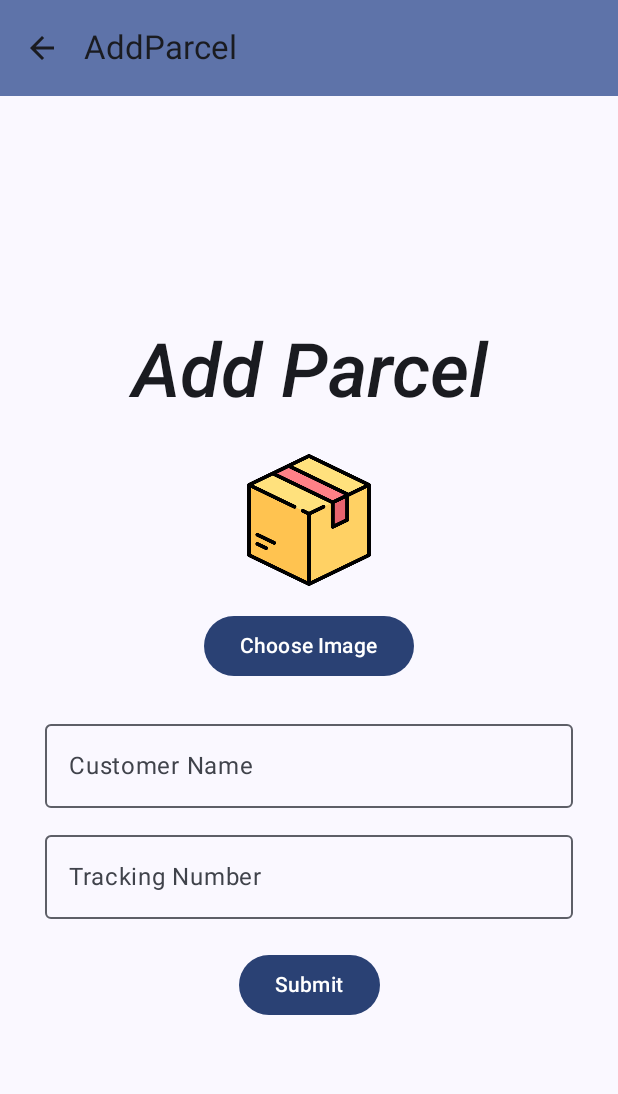
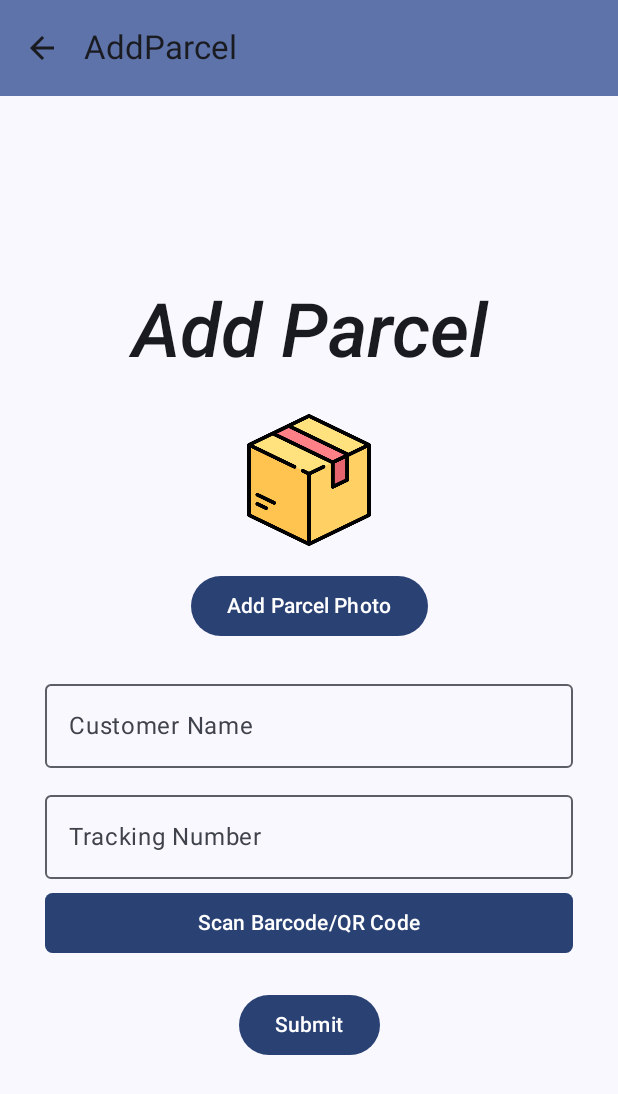
Before and after one commit to Nearon1884/Parcel-Tracker-App, an Android app built with Jetpack Compose: the AdminPage screen opened through its navigation route, after a tap on "Add Parcel", on a phone screen of 412 x 824 dp. Shown: the top 1094 px of the screen. Run offline under Robolectric (Android 15) with nearby library versions, the phone set to English and light mode, and no system bars; our stand-ins replace Room's generated code, livedata-compose.

Commit message:
Added Barcode Scanner Button and Edit Parcel Button

```diff
--- a/app/src/main/java/com/example/kpzparcel/ui/AddParcel.kt
+++ b/app/src/main/java/com/example/kpzparcel/ui/AddParcel.kt
@@ -9,6 +9,7 @@ import androidx.activity.compose.rememberLauncherForActivityResult
 import androidx.activity.result.contract.ActivityResultContracts
 import androidx.compose.foundation.Image
 import androidx.compose.foundation.layout.*
+import androidx.compose.foundation.shape.RoundedCornerShape
 import androidx.compose.material3.*
 import androidx.compose.runtime.*
 import androidx.compose.ui.Alignment
@@ -29,6 +30,7 @@ import com.example.kpzparcel.R
 import com.example.kpzparcel.viewmodel.ParcelViewModel
 import com.example.kpzparcel.data.Parcel
 import androidx.lifecycle.viewmodel.compose.viewModel
+import com.example.kpzparcel.ui.theme.KPZParcelTheme
 import java.io.ByteArrayOutputStream
 import java.util.Date
 
@@ -104,10 +106,11 @@ fun AddParcelForm(viewModel: ParcelViewModel = viewModel()) {
                 onClick = { imagePickerLauncher.launch("image/*") },
                 modifier = Modifier.align(Alignment.CenterHorizontally)
             ) {
-                Text("Choose Image")
+                Text("Add Parcel Photo")
             }
 
             Spacer(modifier = Modifier.height(20.dp))
+
             OutlinedTextField(
                 value = customerName,
                 onValueChange = { customerName = it },
@@ -121,6 +124,16 @@ fun AddParcelForm(viewModel: ParcelViewModel = viewModel()) {
                 label = { Text("Tracking Number") },
                 modifier = Modifier.fillMaxWidth()
             )
+
+            Spacer(modifier = Modifier.height(5.dp))
+
+            Button(
+                onClick = {}, /*TODO*/
+                shape = RoundedCornerShape(5.dp),
+                modifier = Modifier.align(Alignment.CenterHorizontally).fillMaxWidth()
+            ) {
+                Text("Scan Barcode/QR Code")
+            }
 
             if (errorMessage.isNotEmpty()) {
                 Text(
@@ -161,3 +174,11 @@ fun AddParcelForm(viewModel: ParcelViewModel = viewModel()) {
         }
     }
 }
+
+@Preview(showBackground = true)
+@Composable
+fun AddParcelFormPreview() {
+    KPZParcelTheme {
+        AddParcelForm()
+    }
+}
```
Also changed, not shown: app/src/main/java/com/example/kpzparcel/ui/AdminPage.kt (+19 -4 lines), app/src/main/java/com/example/kpzparcel/MainActivity.kt (line endings or trailing spaces).
